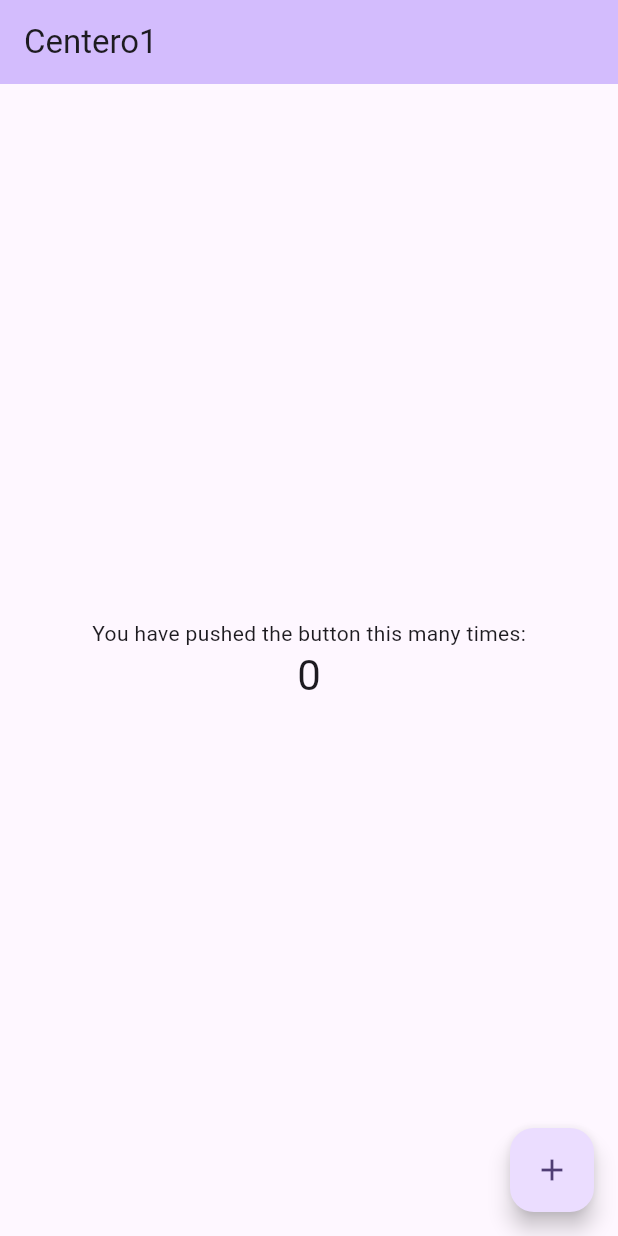
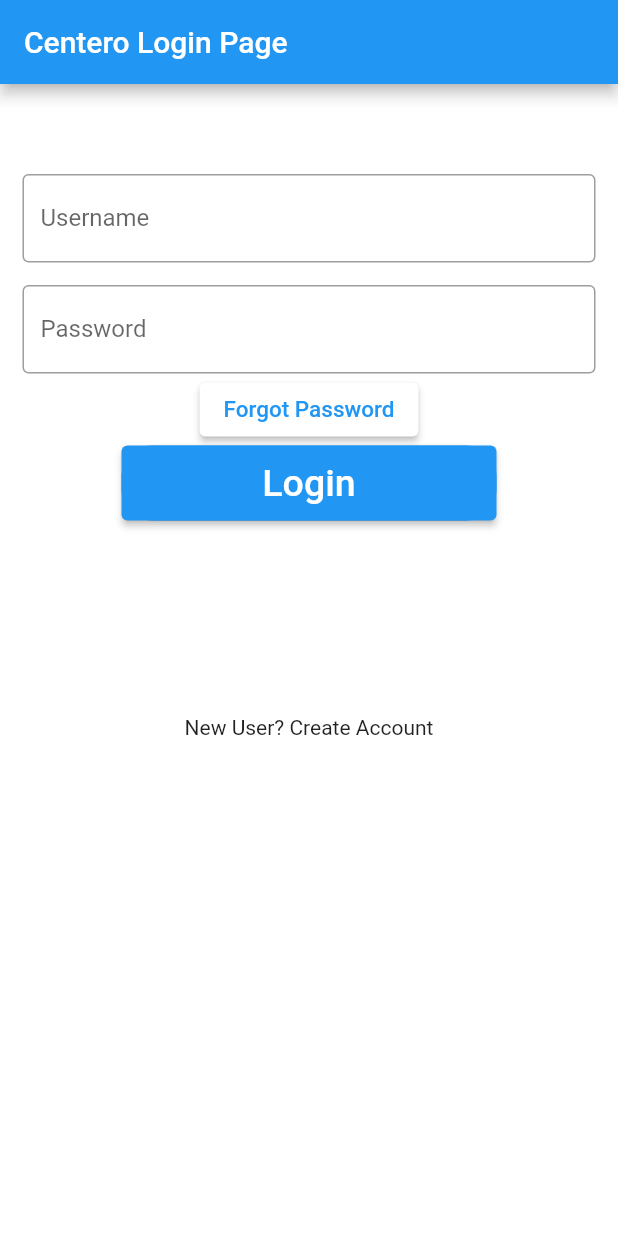
Before and after one commit to duduyiq2001/centero, a Flutter app: the screen it shows after launch, on a phone screen of 412 x 824 dp. Run offline on Flutter 3.47's test engine with Material 2 defaults, Android fonts, the phone set to English and light mode, and no system bars.

Commit message:
add controllers

```diff
--- /dev/null
+++ b/lib/controllers/authentication.dart
@@ -0,0 +1,12 @@
+import 'package:centero/models/resident.dart';
+
+bool authenticate(String username, String password) {
+  print("auth service accessed");
+  for (var i = 0; i < dummyData.length; i++) {
+    if (dummyData[i].username == username &&
+        dummyData[i].password == password) {
+      return true;
+    }
+  }
+  return false;
+}
--- a/lib/main.dart
+++ b/lib/main.dart
@@ -1,125 +1,20 @@
 import 'package:flutter/material.dart';
+import 'package:centero/views/login.dart';
 
 void main() {
-  runApp(const MyApp());
+  runApp(MyApp());
 }
 
 class MyApp extends StatelessWidget {
-  const MyApp({super.key});
-
-  // This widget is the root of your application.
   @override
   Widget build(BuildContext context) {
-    return MaterialApp(
-      title: 'Flutter Demo',
-      theme: ThemeData(
-        // This is the theme of your application.
-        //
-        // TRY THIS: Try running your application with "flutter run". You'll see
-        // the application has a blue toolbar. Then, without quitting the app,
-        // try changing the seedColor in the colorScheme below to Colors.green
-        // and then invoke "hot reload" (save your changes or press the "hot
-        // reload" button in a Flutter-supported IDE, or press "r" if you used
-        // the command line to start the app).
-        //
-        // Notice that the counter didn't reset back to zero; the application
-        // state is not lost during the reload. To reset the state, use hot
-        // restart instead.
-        //
-        // This works for code too, not just values: Most code changes can be
-        // tested with just a hot reload.
-        colorScheme: ColorScheme.fromSeed(seedColor: Colors.deepPurple),
-        useMaterial3: true,
+    return new MaterialApp(
+      title: "Centero",
+      theme: new ThemeData(
+        primaryColor: new Color(0xff075E54),
       ),
-      home: const MyHomePage(title: 'Centero1'),
+      debugShowCheckedModeBanner: false,
+      home: new Login(),
     );
   }
 }
-
-class MyHomePage extends StatefulWidget {
-  const MyHomePage({super.key, required this.title});
-
-  // This widget is the home page of your application. It is stateful, meaning
-  // that it has a State object (defined below) that contains fields that affect
-  // how it looks.
-
-  // This class is the configuration for the state. It holds the values (in this
-  // case the title) provided by the parent (in this case the App widget) and
-  // used by the build method of the State. Fields in a Widget subclass are
-  // always marked "final".
-
-  final String title;
-
-  @override
-  State<MyHomePage> createState() => _MyHomePageState();
-}
-
-class _MyHomePageState extends State<MyHomePage> {
-  int _counter = 0;
-
-  void _incrementCounter() {
-    setState(() {
-      // This call to setState tells the Flutter framework that something has
-      // changed in this State, which causes it to rerun the build method below
-      // so that the display can reflect the updated values. If we changed
-      // _counter without calling setState(), then the build method would not be
-      // called again, and so nothing would appear to happen.
-      _counter++;
-    });
-  }
-
-  @override
-  Widget build(BuildContext context) {
-    // This method is rerun every time setState is called, for instance as done
-    // by the _incrementCounter method above.
-    //
-    // The Flutter framework has been optimized to make rerunning build methods
-    // fast, so that you can just rebuild anything that needs updating rather
-    // than having to individually change instances of widgets.
-    return Scaffold(
-      appBar: AppBar(
-        // TRY THIS: Try changing the color here to a specific color (to
-        // Colors.amber, perhaps?) and trigger a hot reload to see the AppBar
-        // change color while the other colors stay the same.
-        backgroundColor: Theme.of(context).colorScheme.inversePrimary,
-        // Here we take the value from the MyHomePage object that was created by
-        // the App.build method, and use it to set our appbar title.
-        title: Text(widget.title),
-      ),
-      body: Center(
-        // Center is a layout widget. It takes a single child and positions it
-        // in the middle of the parent.
-        child: Column(
-          // Column is also a layout widget. It takes a list of children and
-          // arranges them vertically. By default, it sizes itself to fit its
-          // children horizontally, and tries to be as tall as its parent.
-          //
-          // Column has various properties to control how it sizes itself and
-          // how it positions its children. Here we use mainAxisAlignment to
-          // center the children vertically; the main axis here is the vertical
-          // axis because Columns are vertical (the cross axis would be
-          // horizontal).
-          //
-          // TRY THIS: Invoke "debug painting" (choose the "Toggle Debug Paint"
-          // action in the IDE, or press "p" in the console), to see the
-          // wireframe for each widget.
-          mainAxisAlignment: MainAxisAlignment.center,
-          children: <Widget>[
-            const Text(
-              'You have pushed the button this many times:',
-            ),
-            Text(
-              '$_counter',
-              style: Theme.of(context).textTheme.headlineMedium,
-            ),
-          ],
-        ),
-      ),
-      floatingActionButton: FloatingActionButton(
-        onPressed: _incrementCounter,
-        tooltip: 'Increment',
-        child: const Icon(Icons.add),
-      ), // This trailing comma makes auto-formatting nicer for build methods.
-    );
-  }
-}
--- /dev/null
+++ b/lib/views/login.dart
@@ -0,0 +1,97 @@
+import 'package:flutter/material.dart';
+import 'package:centero/views/clienthome.dart';
+import 'package:centero/controllers/authentication.dart';
+
+class Login extends StatefulWidget {
+  @override
+  _LoginState createState() => _LoginState();
+}
+
+class _LoginState extends State<Login> {
+  final TextEditingController usernamect = TextEditingController();
+  final TextEditingController passwordct = TextEditingController();
+
+  @override
+  Widget build(BuildContext context) {
+    return Scaffold(
+      backgroundColor: Colors.white,
+      appBar: AppBar(
+        title: Text("Centero Login Page"),
+      ),
+      body: SingleChildScrollView(
+        child: Column(
+          children: <Widget>[
+            Padding(
+              padding: const EdgeInsets.only(top: 60.0),
+            ),
+            Padding(
+              //padding: const EdgeInsets.only(left:15.0,right: 15.0,top:0,bottom: 0),
+              padding: EdgeInsets.symmetric(horizontal: 15),
+              child: TextField(
+                controller: usernamect,
+                decoration: InputDecoration(
+                    border: OutlineInputBorder(),
+                    labelText: 'Username',
+                    hintText: 'Enter valid centero username'),
+              ),
+            ),
+            Padding(
+              padding: const EdgeInsets.only(
+                  left: 15.0, right: 15.0, top: 15, bottom: 0),
+              //padding: EdgeInsets.symmetric(horizontal: 15),
+              child: TextField(
+                controller: passwordct,
+                obscureText: true,
+                decoration: InputDecoration(
+                    border: OutlineInputBorder(),
+                    labelText: 'Password',
+                    hintText: 'Enter secure password'),
+              ),
+            ),
+            ElevatedButton(
+              style: const ButtonStyle(
+                backgroundColor: MaterialStatePropertyAll<Color>(Colors.white),
+              ),
+              onPressed: () {
+                //TODO FORGOT PASSWORD SCREEN GOES HERE
+              },
+              child: Text(
+                'Forgot Password',
+                style: TextStyle(color: Colors.blue, fontSize: 15),
+              ),
+            ),
+            Container(
+              height: 50,
+              width: 250,
+              decoration: BoxDecoration(
+                  color: Colors.blue, borderRadius: BorderRadius.circular(20)),
+              child: ElevatedButton(
+                onPressed: () {
+                  if (authenticate(usernamect.text, passwordct.text)) {
+                    Navigator.push(context,
+                        MaterialPageRoute(builder: (_) => ClientHome()));
+                  } else {
+                    ScaffoldMessenger.of(context).showSnackBar(
+                      SnackBar(
+                        content: Text('Login failed!'),
+                        duration: Duration(seconds: 2),
+                      ),
+                    );
+                  }
+                },
+                child: Text(
+                  'Login',
+                  style: TextStyle(color: Colors.white, fontSize: 25),
+                ),
+              ),
+            ),
+            SizedBox(
+              height: 130,
+            ),
+            Text('New User? Create Account')
+          ],
+        ),
+      ),
+    );
+  }
+}
```
Also changed, not shown: lib/models/resident.dart (+23 -11 lines), lib/views/clienthome.dart (added, +19 -0 lines), lib/views/managerhome.dart (added), 1 other file.
